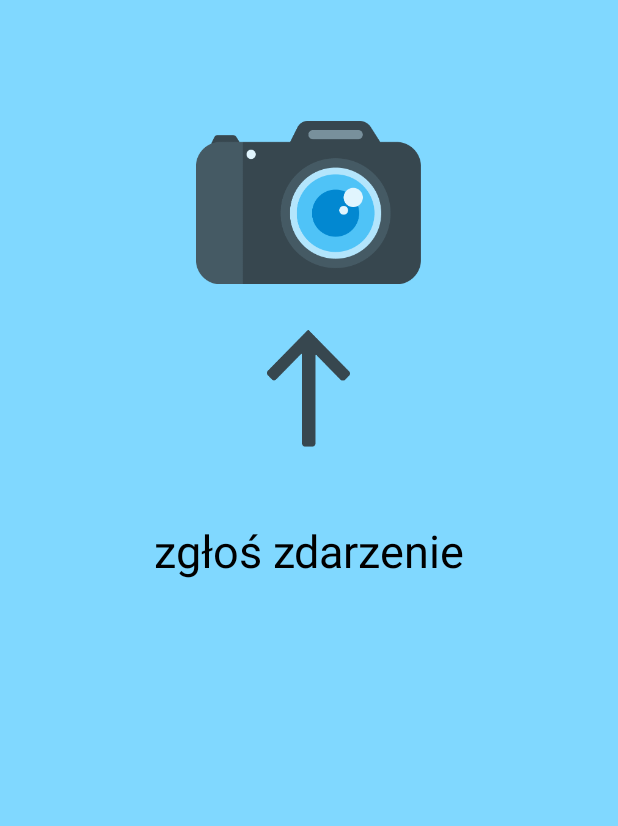
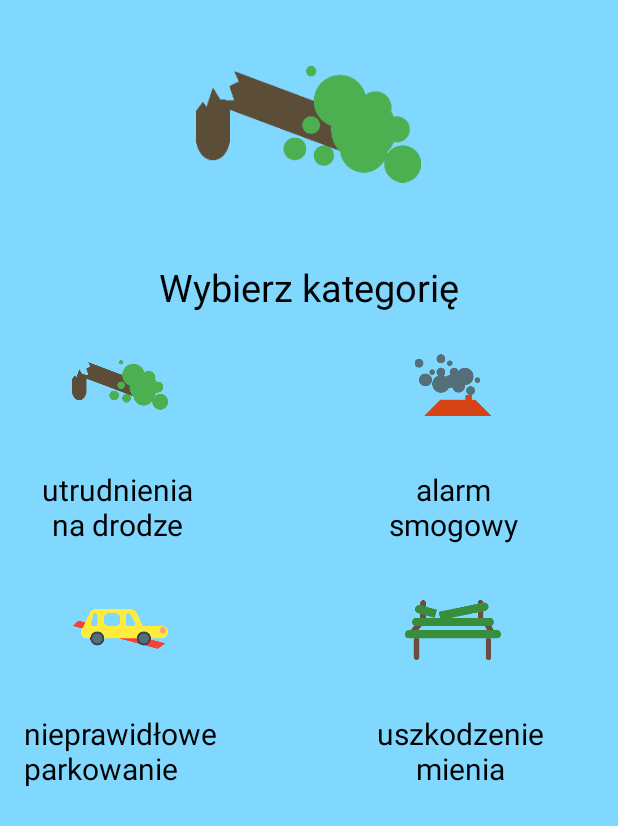
Before and after one commit to Marchuck/MojKrakow, an Android app: the layout activity_main.xml on its own in the app's theme, with its tools: preview values and no code run, on a phone screen of 412 x 824 dp. Shown: the top 826 px of the screen. Run offline under Robolectric (Android 15) with nearby library versions, the phone set to English and light mode, and no system bars.

Commit message:
jest jako-tako

```diff
--- a/app/src/main/res/layout/activity_main.xml
+++ b/app/src/main/res/layout/activity_main.xml
@@ -13,37 +13,37 @@
         android:layout_height="match_parent"
         android:visibility="visible"
         tools:context="pl.mojkrakow.mojkrakow.MainActivity"
-        tools:visibility="visible">
+        tools:visibility="invisible">
 
 
         <ImageView
-            android:layout_marginTop="40sp"
-            android:paddingTop="40sp"
             android:id="@+id/camera"
             android:layout_width="150sp"
             android:layout_height="150sp"
             android:layout_centerHorizontal="true"
+            android:layout_marginTop="40sp"
+            android:paddingTop="40sp"
             android:src="@drawable/big_camera" />
 
         <ImageView
-            android:layout_marginTop="30sp"
-            android:layout_marginBottom="15sp"
             android:id="@+id/arrow"
             android:layout_width="wrap_content"
             android:layout_height="80sp"
             android:layout_below="@+id/camera"
             android:layout_centerHorizontal="true"
+            android:layout_marginBottom="15sp"
+            android:layout_marginTop="30sp"
             android:src="@drawable/arrow_up" />
 
         <TextView
             android:id="@+id/text"
-            android:layout_margin="15sp"
+            android:layout_width="wrap_content"
 
-            android:layout_width="wrap_content"
             android:layout_height="wrap_content"
             android:layout_below="@+id/arrow"
             android:layout_centerHorizontal="true"
             android:layout_centerVertical="true"
+            android:layout_margin="15sp"
             android:padding="16sp"
             android:text="zgłoś zdarzenie"
             android:textColor="@android:color/black"
@@ -57,24 +57,24 @@
         android:layout_height="match_parent"
         android:visibility="gone"
         tools:context="pl.mojkrakow.mojkrakow.MainActivity"
-        tools:visibility="invisible">
+        tools:visibility="visible">
 
         <ImageView
-            android:layout_margin="8sp"
             android:id="@+id/afterpick_image"
             android:layout_width="150sp"
             android:layout_height="150sp"
             android:layout_centerHorizontal="true"
+            android:layout_margin="8sp"
             tools:src="@drawable/category_tree" />
 
         <TextView
-            android:layout_margin="8sp"
+            android:id="@+id/choose_category"
 
-            android:id="@+id/choose_category"
             android:layout_width="wrap_content"
             android:layout_height="wrap_content"
             android:layout_below="@+id/afterpick_image"
             android:layout_centerHorizontal="true"
+            android:layout_margin="8sp"
             android:text="Wybierz kategorię"
             android:textColor="@android:color/black"
             android:textSize="25sp" />
@@ -107,18 +107,23 @@
                 android:layout_height="wrap_content"
                 android:layout_below="@+id/tree"
                 android:layout_margin="8sp"
+                android:gravity="center"
+                android:maxWidth="140sp"
                 android:padding="8sp"
-                android:text="złamane drzewo"
+                android:text="utrudnienia na drodze"
                 android:textColor="@android:color/black"
                 android:textSize="@dimen/text_size_category" />
 
             <TextView
                 android:layout_width="wrap_content"
                 android:layout_height="wrap_content"
+                android:layout_alignParentRight="true"
                 android:layout_below="@+id/tree"
-                android:layout_margin="8sp"
-                android:layout_toRightOf="@+id/tree_label"
+                android:layout_marginBottom="8sp"
+                android:layout_marginRight="40sp"
+                android:layout_marginTop="8sp"
                 android:gravity="center"
+                android:maxWidth="140sp"
                 android:padding="8sp"
                 android:text="alarm smogowy"
                 android:textColor="@android:color/black"
@@ -144,9 +149,8 @@
                 android:layout_width="@dimen/image_size"
                 android:layout_height="@dimen/image_size"
                 android:layout_alignParentRight="true"
+                android:layout_marginLeft="@dimen/image_margin"
                 android:layout_marginRight="70sp"
-
-                android:layout_marginLeft="@dimen/image_margin"
                 android:src="@drawable/category_bench" />
 
             <TextView
@@ -155,8 +159,9 @@
                 android:layout_height="wrap_content"
                 android:layout_below="@+id/broken"
                 android:layout_margin="8sp"
+                android:maxWidth="150sp"
                 android:padding="8sp"
-                android:text="złamane drzewo"
+                android:text="nieprawidłowe parkowanie"
                 android:textColor="@android:color/black"
                 android:textSize="@dimen/text_size_category" />
 
@@ -164,10 +169,13 @@
                 android:id="@+id/broken_label"
                 android:layout_width="wrap_content"
                 android:layout_height="wrap_content"
+                android:layout_alignParentRight="true"
                 android:layout_below="@+id/bad"
-                android:layout_margin="8sp"
-                android:layout_toRightOf="@+id/bad_label"
+                android:layout_marginBottom="8sp"
+                android:layout_marginRight="30sp"
+                android:layout_marginTop="8sp"
                 android:gravity="center"
+                android:maxWidth="150sp"
                 android:padding="8sp"
                 android:text="uszkodzenie mienia"
                 android:textColor="@android:color/black"
```
